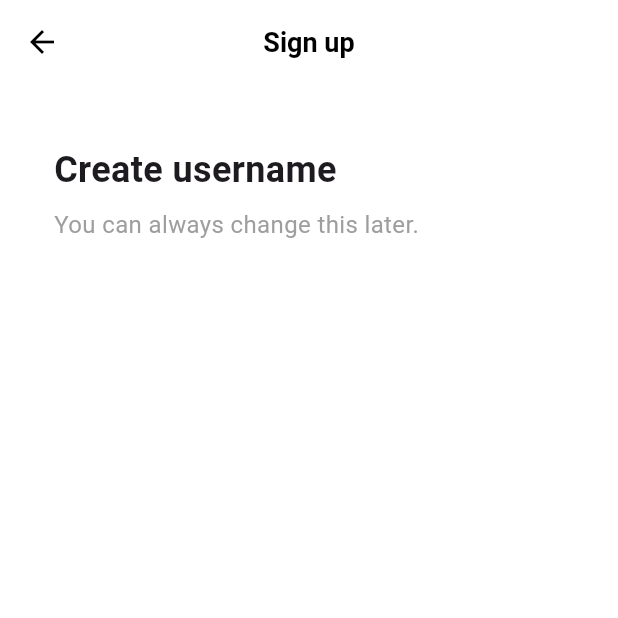
After one commit to yeonvv/tiktok_clone, a Flutter app: the screen it shows after launch, after a tap on "Use phone or email", on a phone screen of 412 x 824 dp, the top half of it. The commit adds this screen. Run offline on Flutter 3.47's test engine with Material 3 defaults, Android fonts, the phone set to English and light mode, and no system bars; our stand-ins replace font_awesome_flutter.

Commit message:
2.3 Sign Up from part One

```diff
--- /dev/null
+++ b/lib/features/authentication/email_screen.dart
@@ -0,0 +1,40 @@
+import 'package:flutter/material.dart';
+import 'package:tiktok_clone/constants/gaps.dart';
+import 'package:tiktok_clone/constants/sizes.dart';
+
+class EmailScreen extends StatelessWidget {
+  const EmailScreen({super.key});
+
+  @override
+  Widget build(BuildContext context) {
+    return Scaffold(
+      appBar: AppBar(
+        title: const Text("Sign up"),
+      ),
+      body: const Padding(
+        padding: EdgeInsets.symmetric(horizontal: Sizes.size36),
+        child: Column(
+          crossAxisAlignment: CrossAxisAlignment.start,
+          children: [
+            Gaps.v40,
+            Text(
+              "Create username",
+              style: TextStyle(
+                fontSize: Sizes.size24,
+                fontWeight: FontWeight.w700,
+              ),
+            ),
+            Gaps.v8,
+            Text(
+              "You can always change this later.",
+              style: TextStyle(
+                color: Colors.grey,
+                fontSize: Sizes.size16,
+              ),
+            )
+          ],
+        ),
+      ),
+    );
+  }
+}
--- a/lib/authentication/login_screen.dart
+++ b/lib/features/authentication/login_screen.dart
@@ -1,13 +1,13 @@
 import 'package:flutter/material.dart';
 import 'package:font_awesome_flutter/font_awesome_flutter.dart';
-import 'package:tiktok_clone/authentication/widgets/auth_button.dart';
 import 'package:tiktok_clone/constants/gaps.dart';
 import 'package:tiktok_clone/constants/sizes.dart';
+import 'package:tiktok_clone/features/authentication/widgets/auth_button.dart';
 
 class LoginScreen extends StatelessWidget {
   const LoginScreen({super.key});
 
-  void onSignUpTap(BuildContext context) {
+  void _onSignUpTap(BuildContext context) {
     Navigator.of(context).pop();
   }
 
@@ -52,8 +52,7 @@ class LoginScreen extends StatelessWidget {
       ),
       bottomNavigationBar: BottomAppBar(
         elevation: 1,
-        shadowColor: Colors.black,
-        surfaceTintColor: Colors.grey.shade100,
+        color: Colors.grey.shade50,
         child: Padding(
           padding: const EdgeInsets.only(bottom: Sizes.size24),
           child: Row(
@@ -62,7 +61,7 @@ class LoginScreen extends StatelessWidget {
               const Text("Don't have an account?"),
               Gaps.h10,
               GestureDetector(
-                onTap: () => onSignUpTap(context),
+                onTap: () => _onSignUpTap(context),
                 child: Text(
                   "Sign up",
                   style: TextStyle(
--- a/lib/authentication/sign_up_screen.dart
+++ b/lib/features/authentication/sign_up_screen.dart
@@ -1,29 +1,38 @@
 import 'package:flutter/material.dart';
 import 'package:font_awesome_flutter/font_awesome_flutter.dart';
-import 'package:tiktok_clone/authentication/login_screen.dart';
-import 'package:tiktok_clone/authentication/widgets/auth_button.dart';
 import 'package:tiktok_clone/constants/gaps.dart';
 import 'package:tiktok_clone/constants/sizes.dart';
+import 'package:tiktok_clone/features/authentication/email_screen.dart';
+import 'package:tiktok_clone/features/authentication/login_screen.dart';
+import 'package:tiktok_clone/features/authentication/widgets/auth_button.dart';
 
 class SignUpScreen extends StatelessWidget {
   const SignUpScreen({super.key});
 
-  void onLoginTap(BuildContext context) {
+  void _onLoginTap(BuildContext context) {
     Navigator.of(context).push(
       MaterialPageRoute(builder: (context) => const LoginScreen()),
+    );
+  }
+
+  void _onEmailTap(BuildContext context) {
+    Navigator.of(context).push(
+      MaterialPageRoute(
+        builder: (context) => const EmailScreen(),
+      ),
     );
   }
 
   @override
   Widget build(BuildContext context) {
     return Scaffold(
-      body: const SafeArea(
+      body: SafeArea(
         child: Padding(
-          padding: EdgeInsets.symmetric(horizontal: Sizes.size40),
+          padding: const EdgeInsets.symmetric(horizontal: Sizes.size40),
           child: Column(
             children: [
               Gaps.v80,
-              Text(
+              const Text(
                 "Sign up for TikTok",
                 style: TextStyle(
                   fontSize: Sizes.size24,
@@ -31,7 +40,7 @@ class SignUpScreen extends StatelessWidget {
                 ),
               ),
               Gaps.v20,
-              Text(
+              const Text(
                 "Create a profile, follow other accounts, make your own videos, and more.",
                 style: TextStyle(
                   fontSize: Sizes.size16,
@@ -40,12 +49,15 @@ class SignUpScreen extends StatelessWidget {
                 textAlign: TextAlign.center,
               ),
               Gaps.v40,
-              AuthButton(
-                icon: FaIcon(FontAwesomeIcons.user),
-                text: "Use phone or email",
+              GestureDetector(
+                onTap: () => _onEmailTap(context),
+                child: const AuthButton(
+                  icon: FaIcon(FontAwesomeIcons.user),
+                  text: "Use phone or email",
+                ),
               ),
               Gaps.v16,
-              AuthButton(
+              const AuthButton(
                 icon: FaIcon(FontAwesomeIcons.apple),
                 text: "Continue with Apple",
               ),
@@ -55,8 +67,7 @@ class SignUpScreen extends StatelessWidget {
       ),
       bottomNavigationBar: BottomAppBar(
         elevation: 1,
-        shadowColor: Colors.black,
-        surfaceTintColor: Colors.grey.shade100,
+        color: Colors.grey.shade50,
         child: Padding(
           padding: const EdgeInsets.only(bottom: Sizes.size24),
           child: Row(
@@ -65,7 +76,7 @@ class SignUpScreen extends StatelessWidget {
               const Text("Already have an account?"),
               Gaps.h10,
               GestureDetector(
-                onTap: () => onLoginTap(context),
+                onTap: () => _onLoginTap(context),
                 child: Text(
                   "Log in",
                   style: TextStyle(
--- a/lib/main.dart
+++ b/lib/main.dart
@@ -1,5 +1,6 @@
 import 'package:flutter/material.dart';
-import 'package:tiktok_clone/authentication/sign_up_screen.dart';
+import 'package:tiktok_clone/constants/sizes.dart';
+import 'package:tiktok_clone/features/authentication/sign_up_screen.dart';
 
 void main() {
   runApp(const TikTokApp());
@@ -14,6 +15,18 @@ class TikTokApp extends StatelessWidget {
       title: 'TikTok Clone',
       theme: ThemeData(
         primaryColor: const Color(0xFFE9435A),
+        scaffoldBackgroundColor: Colors.white,
+        appBarTheme: const AppBarTheme(
+          backgroundColor: Colors.white,
+          foregroundColor: Colors.black,
+          elevation: 0,
+          centerTitle: true,
+          titleTextStyle: TextStyle(
+            fontWeight: FontWeight.bold,
+            fontSize: Sizes.size18,
+            color: Colors.black,
+          ),
+        ),
       ),
       home: const SignUpScreen(),
     );
```
Also changed, not shown: lib/features/authentication/username_screen.dart (added), lib/features/authentication/widgets/auth_button.dart (renamed from lib/authentication/widgets/auth_button.dart).
